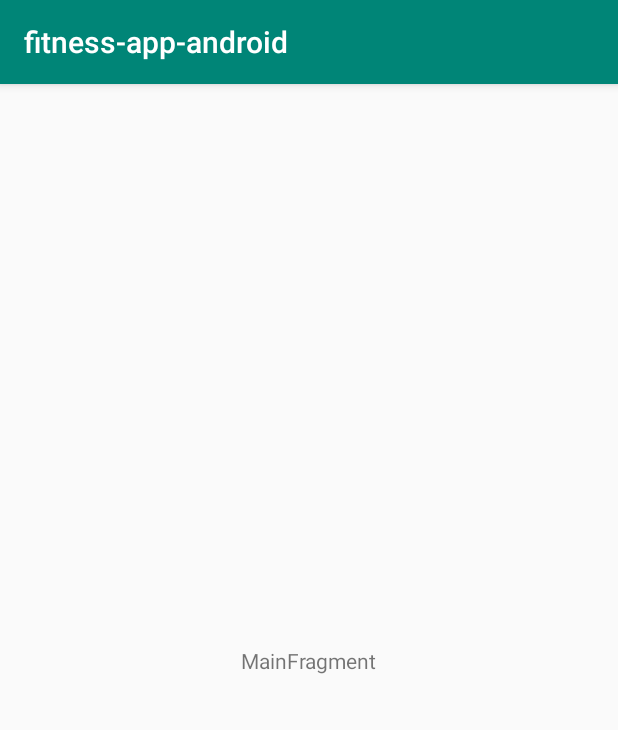
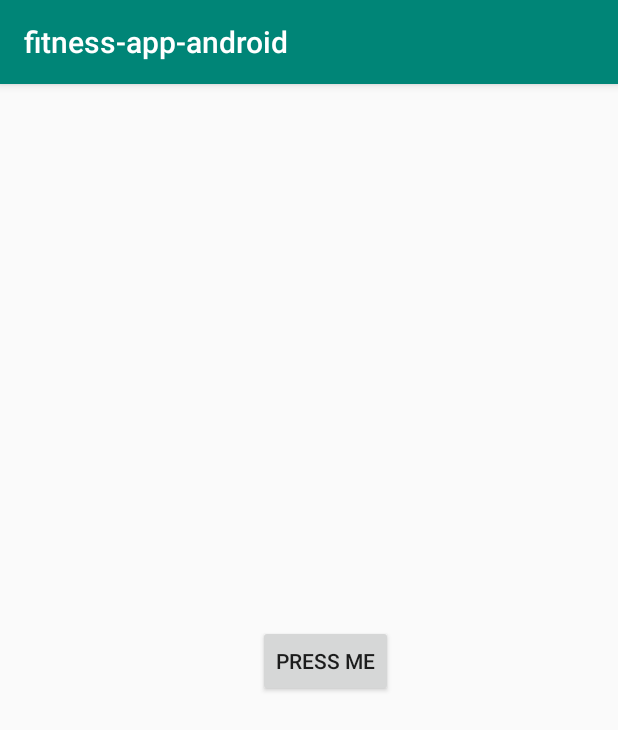
Before and after one commit to severin-toldo/fitness-app-android, an Android app: the screen it shows after launch (MainActivity), on a phone screen of 412 x 824 dp. Shown: the top 730 px of the screen. Run offline under Robolectric (Android 15) with nearby library versions, the phone set to English and light mode, and no system bars.

Commit message:
running state with fragment + inputs

```diff
--- a/app/src/main/AndroidManifest.xml
+++ b/app/src/main/AndroidManifest.xml
@@ -9,7 +9,7 @@
         android:roundIcon="@mipmap/ic_launcher_round"
         android:supportsRtl="true"
         android:theme="@style/AppTheme">
-        <activity android:name=".MainActivity">
+        <activity android:name=".activities.MainActivity">
             <intent-filter>
                 <action android:name="android.intent.action.MAIN" />
 
--- a/app/src/main/java/com/stoldo/fitness_app_android/MainActivity.java
+++ /dev/null
@@ -1,21 +0,0 @@
-package com.stoldo.fitness_app_android;
-
-import androidx.appcompat.app.AppCompatActivity;
-
-import android.os.Bundle;
-
-import com.stoldo.fitness_app_android.ui.main.MainFragment;
-
-public class MainActivity extends AppCompatActivity {
-
-    @Override
-    protected void onCreate(Bundle savedInstanceState) {
-        super.onCreate(savedInstanceState);
-        setContentView(R.layout.main_activity);
-        if (savedInstanceState == null) {
-            getSupportFragmentManager().beginTransaction()
-                    .replace(R.id.container, MainFragment.newInstance())
-                    .commitNow();
-        }
-    }
-}
--- /dev/null
+++ b/app/src/main/java/com/stoldo/fitness_app_android/activities/MainActivity.java
@@ -0,0 +1,29 @@
+package com.stoldo.fitness_app_android.activities;
+
+import androidx.appcompat.app.AppCompatActivity;
+
+import android.os.Bundle;
+import android.view.View;
+
+import com.stoldo.fitness_app_android.R;
+import com.stoldo.fitness_app_android.fragments.ListElementFragment;
+
+public class MainActivity extends AppCompatActivity {
+
+    @Override
+    protected void onCreate(Bundle savedInstanceState) {
+        super.onCreate(savedInstanceState);
+        setContentView(R.layout.main_activity);
+        /*if (savedInstanceState == null) {
+            getSupportFragmentManager().beginTransaction()
+                    .replace(R.id.container, ListElementFragment.newInstance())
+                    .commitNow();
+        }*/
+    }
+
+    public void onButtonClick(View view) {
+        getSupportFragmentManager().beginTransaction()
+                .replace(R.id.container, ListElementFragment.newInstance("Input text"))
+                .commitNow();
+    }
+}
--- a/app/src/main/java/com/stoldo/fitness_app_android/ui/main/MainFragment.java
+++ /dev/null
@@ -1,39 +0,0 @@
-package com.stoldo.fitness_app_android.ui.main;
-
-import androidx.lifecycle.ViewModelProviders;
-
-import android.os.Bundle;
-
-import androidx.annotation.NonNull;
-import androidx.annotation.Nullable;
-import androidx.fragment.app.Fragment;
-
-import android.view.LayoutInflater;
-import android.view.View;
-import android.view.ViewGroup;
-
-import com.stoldo.fitness_app_android.R;
-
-public class MainFragment extends Fragment {
-
-    private MainViewModel mViewModel;
-
-    public static MainFragment newInstance() {
-        return new MainFragment();
-    }
-
-    @Nullable
-    @Override
-    public View onCreateView(@NonNull LayoutInflater inflater, @Nullable ViewGroup container,
-                             @Nullable Bundle savedInstanceState) {
-        return inflater.inflate(R.layout.main_fragment, container, false);
-    }
-
-    @Override
-    public void onActivityCreated(@Nullable Bundle savedInstanceState) {
-        super.onActivityCreated(savedInstanceState);
-        mViewModel = ViewModelProviders.of(this).get(MainViewModel.class);
-        // TODO: Use the ViewModel
-    }
-
-}
--- a/app/src/main/java/com/stoldo/fitness_app_android/ui/main/MainViewModel.java
+++ /dev/null
@@ -1,7 +0,0 @@
-package com.stoldo.fitness_app_android.ui.main;
-
-import androidx.lifecycle.ViewModel;
-
-public class MainViewModel extends ViewModel {
-    // TODO: Implement the ViewModel
-}
--- a/app/src/main/res/layout/main_fragment.xml
+++ b/app/src/main/res/layout/list_element_fragment.xml
@@ -5,16 +5,17 @@
     android:id="@+id/main"
     android:layout_width="match_parent"
     android:layout_height="match_parent"
-    tools:context=".ui.main.MainFragment">
+    tools:context=".fragments.ListElementFragment">
 
     <TextView
         android:id="@+id/message"
         android:layout_width="wrap_content"
         android:layout_height="wrap_content"
-        android:text="MainFragment"
+        android:text="Hellooooo"
         app:layout_constraintBottom_toBottomOf="parent"
         app:layout_constraintEnd_toEndOf="parent"
         app:layout_constraintStart_toStartOf="parent"
-        app:layout_constraintTop_toTopOf="parent" />
+        app:layout_constraintTop_toTopOf="parent"
+        app:layout_constraintVertical_bias="0.744" />
 
 </androidx.constraintlayout.widget.ConstraintLayout>
--- a/app/src/main/res/layout/main_activity.xml
+++ b/app/src/main/res/layout/main_activity.xml
@@ -1,7 +1,28 @@
 <?xml version="1.0" encoding="utf-8"?>
-<FrameLayout xmlns:android="http://schemas.android.com/apk/res/android"
+<androidx.constraintlayout.widget.ConstraintLayout xmlns:android="http://schemas.android.com/apk/res/android"
+    xmlns:app="http://schemas.android.com/apk/res-auto"
     xmlns:tools="http://schemas.android.com/tools"
     android:id="@+id/container"
     android:layout_width="match_parent"
     android:layout_height="match_parent"
-    tools:context=".MainActivity" />
+    tools:context=".activities.MainActivity">
+
+    <Button
+        android:id="@+id/button"
+        android:layout_width="wrap_content"
+        android:layout_height="wrap_content"
+        android:layout_marginStart="172dp"
+        android:layout_marginLeft="172dp"
+        android:layout_marginTop="324dp"
+        android:layout_marginEnd="151dp"
+        android:layout_marginRight="151dp"
+        android:layout_marginBottom="359dp"
+        android:onClick="onButtonClick"
+        android:text="Press Me"
+        app:layout_constraintBottom_toBottomOf="parent"
+        app:layout_constraintEnd_toEndOf="parent"
+        app:layout_constraintHorizontal_bias="0.0"
+        app:layout_constraintStart_toStartOf="parent"
+        app:layout_constraintTop_toTopOf="parent"
+        app:layout_constraintVertical_bias="1.0" />
+</androidx.constraintlayout.widget.ConstraintLayout>
```
Also changed, not shown: app/src/main/java/com/stoldo/fitness_app_android/fragments/ListElementFragment.java (added, +49 -0 lines), app/src/main/java/com/stoldo/fitness_app_android/fragments/ListElementViewModel.java (added, +7 -0 lines).
